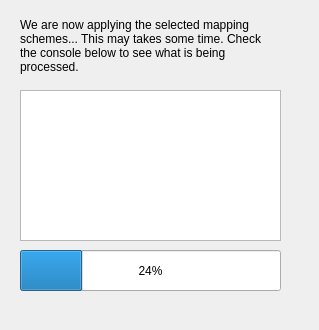
gem/sidd, file qt/dlg_apply.ui: the form before one commit.
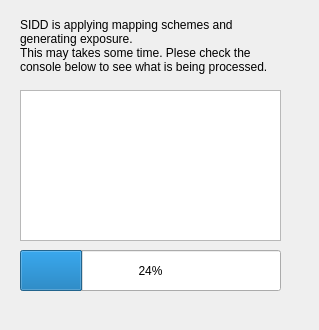
The form after the commit.

Commit message: updates - created new sets of operators *ToGrid   ZoneToGrid: create grids from zone with building count   FootprintZoneToGrid: create grid from footprint and zone. if zone has building count > footprint count,                        additional building count in zone is distributed out according to area                        (leftover from total-footprint area) - added test cases - deprecated following operators   GridWriter, GridFromRegionWriter, ExposureGeometryWriter, FootprintAggregator, ZoneGridMerger, ZoneFootprintMerger   will delete in next commit along with their test cases

Diff of the .ui file:
```diff
--- a/qt/dlg_apply.ui
+++ b/qt/dlg_apply.ui
@@ -23,7 +23,8 @@
     </rect>
    </property>
    <property name="text">
-    <string>We are now applying the selected mapping schemes... This may takes some time. Check the console below to see what is being processed.</string>
+    <string>SIDD is applying mapping schemes and generating exposure.
+This may takes some time. Plese check the console below to see what is being processed.</string>
    </property>
    <property name="wordWrap">
     <bool>true</bool>
```
Left out of the diff: 2 changed lines with no effect on the pictures. The commit also changes 75 other files.
